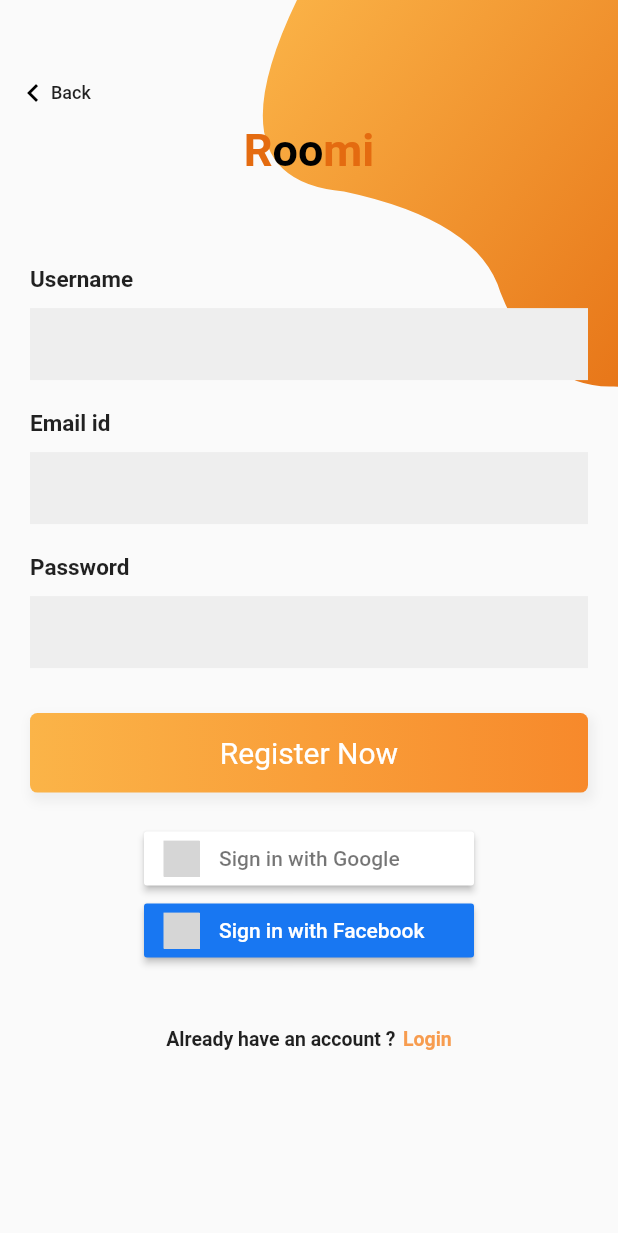
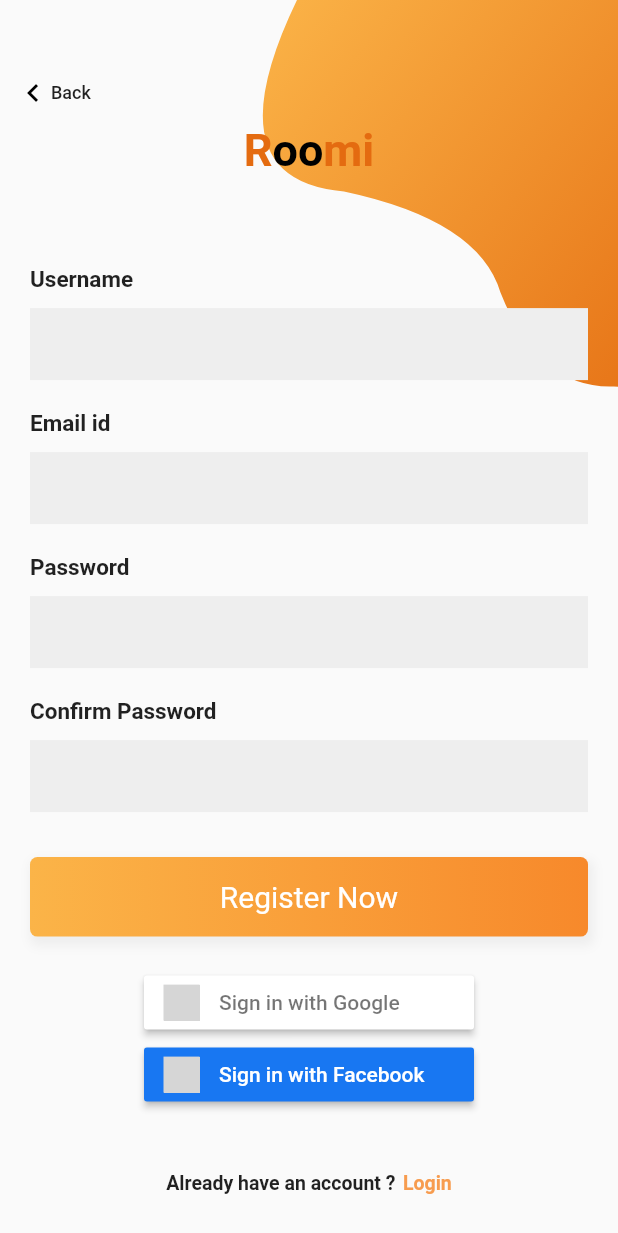
Before and after one commit to vikas-modi-bhopada/myroom2, a Flutter app: the SignUpPage screen opened directly, on a phone screen of 412 x 824 dp. Shown: the top 1233 px of the screen. Run offline on Flutter 3.47's test engine with Material 2 defaults, Android fonts, the phone set to English and light mode, and no system bars; our stand-ins replace carousel_pro, cloud_firestore, connectivity, firebase_auth, firebase_storage, flutter_signin_button and 10 more; missing offline and left inert: country_state_city_picker, responsive_container; accounts and stored records are empty; grey boxes are pictures that could not be loaded.

```diff
--- a/lib/HouseFiles/UplodRoomDetails.dart
+++ b/lib/HouseFiles/UplodRoomDetails.dart
@@ -1684,6 +1684,8 @@ void createRecord(context, uid) async {
   listOfAddress.add(propertyState.toUpperCase());
   listOfAddress.add(propertyCity.toUpperCase());
   listOfAddress.add(propertyColoney.toUpperCase());
+  List listofColony = propertyColoney.toUpperCase().split(' ');
+  listOfAddress.addAll(listofColony);
 
   var overview = {
     'bathroom': _bath,
--- a/lib/signUp.dart
+++ b/lib/signUp.dart
@@ -298,6 +298,7 @@ class _SignUpPageState extends State<SignUpPage> {
         _entryField("Username"),
         _entryField("Email id"),
         _entryField("Password", isPassword: true),
+        _entryField("Confirm Password", isPassword: true),
       ],
     );
   }
```
Also changed, not shown: lib/HouseFiles/editRoom.dart (+5 -5 lines).
